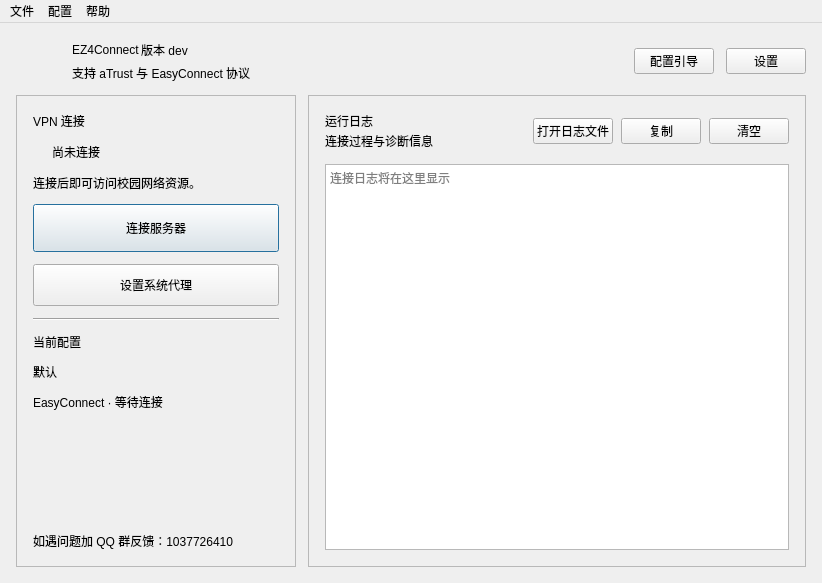
Before: the Qt Designer form presentation/main/mainwindow.ui in PageChen04/EZ4Connect, drawn with Qt 5.
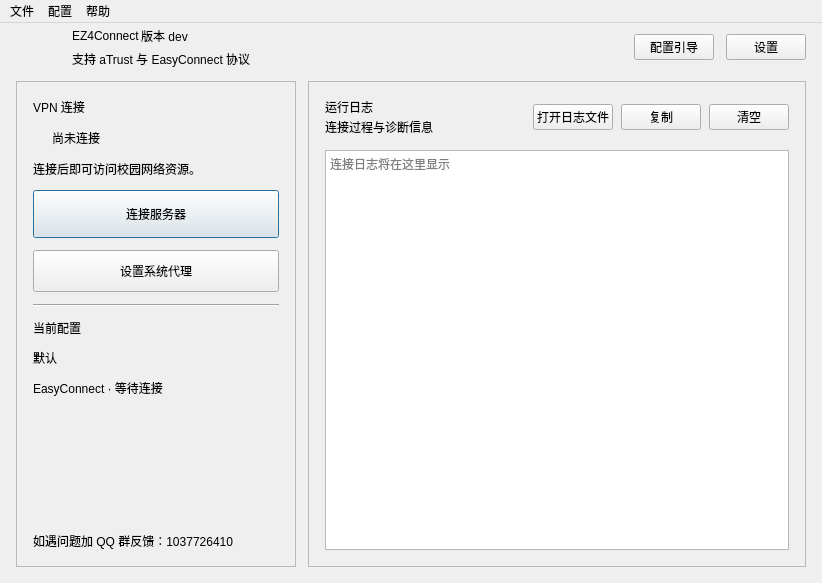
After: the same form once the commit is applied. Icons and pictures are not drawn.

```diff
--- a/presentation/main/mainwindow.ui
+++ b/presentation/main/mainwindow.ui
@@ -28,7 +28,7 @@
      <number>16</number>
     </property>
     <property name="topMargin">
-     <number>16</number>
+     <number>2</number>
     </property>
     <property name="rightMargin">
      <number>16</number>
```
Left out of the diff: 2 changed lines with no effect on the pictures.
